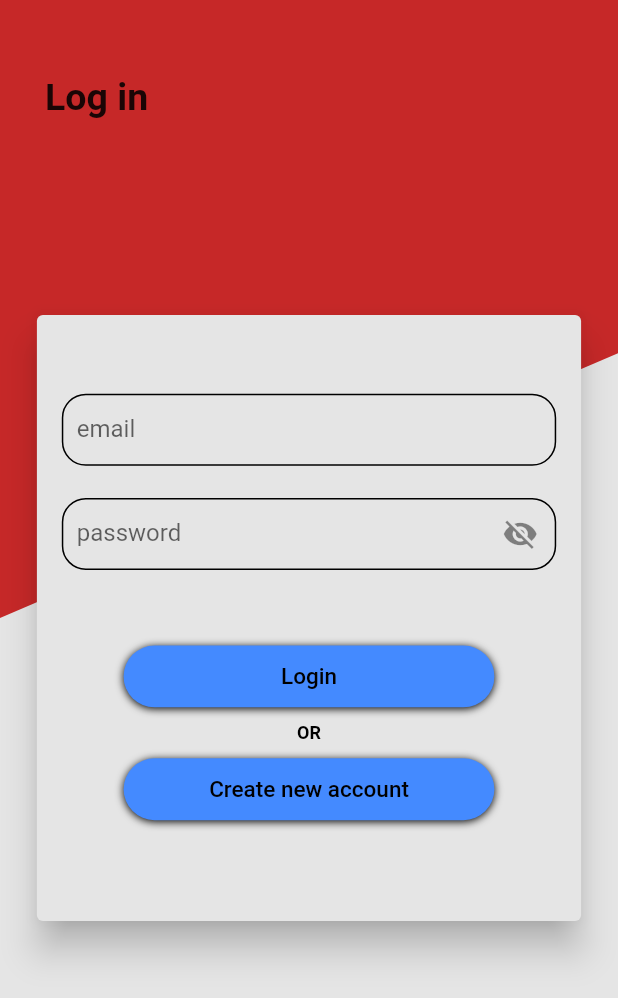
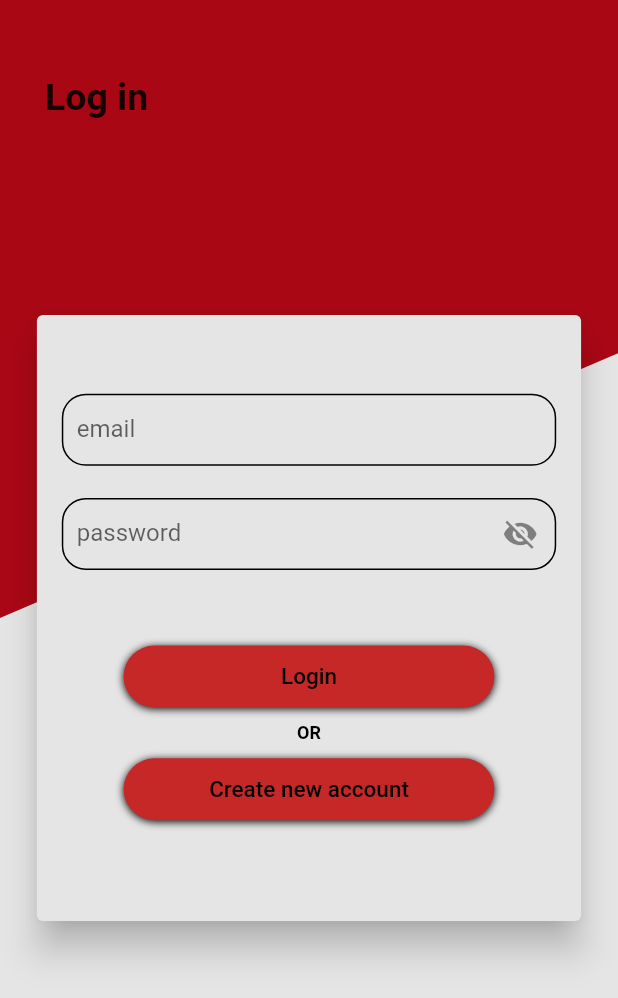
Before and after one commit to BillArgyros/chat-app-flutter, a Flutter app: the screen it shows after launch, on a phone screen of 412 x 824 dp. Shown: the top 998 px of the screen. Run offline on Flutter 3.47's test engine with Material 2 defaults, Android fonts, the phone set to English and light mode, and no system bars; our stand-ins replace cloud_firestore, firebase_auth, firebase_core, flutter_spinkit; accounts and stored records are empty.

Commit message:
Updated Version

```diff
--- a/lib/custom_paint.dart
+++ b/lib/custom_paint.dart
@@ -15,7 +15,7 @@ class Chevron extends CustomPainter {
   void paint(Canvas canvas, Size size) {
 
     final Paint paint = Paint()
-      ..color = Colors.red.shade800;
+      ..color = const Color.fromARGB(253, 170, 5, 19);
 
     Path path = Path();
     path.moveTo(0, 0);
--- a/lib/home_widgets/chat_list.dart
+++ b/lib/home_widgets/chat_list.dart
@@ -6,6 +6,7 @@ chatList(UserData activeUser, List<UserData> userList) {
   return ListView.builder(
     itemCount: activeUser.chatRooms.length,
     itemBuilder: (context, index) {
+      // find the user that shares the chat room with the current active user
       var userIndex = userList.indexWhere(
               (element) =>
           element.uid ==
@@ -17,7 +18,8 @@ chatList(UserData activeUser, List<UserData> userList) {
         child: Card(
           child: TextButton(
             onPressed: () {
-              //pass both the active user and the user that the chat room is being shared with
+              //pass both the active user and the user that the chat room is
+              // being shared with
               Navigator.push(
                 context,
                 MaterialPageRoute(
--- a/lib/home_widgets/search_button.dart
+++ b/lib/home_widgets/search_button.dart
@@ -1,6 +1,8 @@
 import 'package:flutter/material.dart';
 import '../screens/search_screen.dart';
 
+
+//a button that redirects the user to the search screen
 Widget searchButton(
     context, screenWidth, screenHeight, userList, activeUser) {
   return Container(
--- a/lib/loading.dart
+++ b/lib/loading.dart
@@ -5,10 +5,10 @@ class Loading extends StatelessWidget {
   @override
   Widget build(BuildContext context) {
     return Container(
-      color: Color.fromRGBO(229, 229, 229, 1),
-      child: const Center(
+      color: const Color.fromRGBO(229, 229, 229, 1),
+      child:  Center(
         child: SpinKitChasingDots(
-          color: Colors.blueAccent,
+          color: Colors.red.shade800,
           size: 50.0,
         ),
       ),
--- a/lib/models/user_model.dart
+++ b/lib/models/user_model.dart
@@ -1,18 +1,20 @@
-
-class UserModel{
+class UserModel {
   final String uid;
 
   UserModel({required this.uid});
 }
 
-class UserData{
+class UserData {
+  String uid;
+  String name;
+  String email;
+  String password;
+  List chatRooms;
 
-   String uid;
-   String name;
-   String email;
-   String password;
-   List chatRooms;
-
-   UserData({required this.email, required this.uid ,required this.password,required this.name, required this.chatRooms});
-
+  UserData(
+      {required this.email,
+      required this.uid,
+      required this.password,
+      required this.name,
+      required this.chatRooms});
 }
--- a/lib/screens/login_screen.dart
+++ b/lib/screens/login_screen.dart
@@ -25,17 +25,17 @@ class _LoginScreenState extends State<LoginScreen> {
     var screenHeight = MediaQuery.of(context).size.height;
     return MaterialApp(
       debugShowCheckedModeBanner: false,
-      home: !loading
-          ? Scaffold(
+      home:  Scaffold(
               resizeToAvoidBottomInset: false,
               backgroundColor: const Color.fromRGBO(229, 229, 229, 1),
               body: Stack(
                 children: [
                   CustomPaint(
-                    painter: Chevron(screenHeight: screenHeight, screenWidth: screenWidth),
+                    painter: Chevron(
+                        screenHeight: screenHeight, screenWidth: screenWidth),
                     child: SizedBox(
-                      width: screenWidth*1,
-                      height: screenHeight*0.5,
+                      width: screenWidth * 1,
+                      height: screenHeight * 0.5,
                     ),
                   ),
                   Padding(
@@ -53,18 +53,17 @@ class _LoginScreenState extends State<LoginScreen> {
                     child: SizedBox(
                       width: screenWidth * 0.9,
                       height: screenHeight * 0.5,
-                      child: _card(screenWidth,screenHeight),
+                      child:  _card(screenWidth, screenHeight),
                     ),
                   ),
                 ],
               ),
-            )
-          : Loading(),
+            ),
     );
   }
 
-  Widget _card(double screenWidth, double screenHeight){
-   return Card(
+  Widget _card(double screenWidth, double screenHeight) {
+   return !loading?  Card(
       color: const Color.fromRGBO(229, 229, 229, 1),
       elevation: 10,
       child: Column(
@@ -72,16 +71,15 @@ class _LoginScreenState extends State<LoginScreen> {
         children: [
           Padding(
             padding: const EdgeInsets.only(bottom: 10.0),
-            child: _textFieldEmail(
-                context, screenWidth, screenHeight),
+            child: _textFieldEmail(context, screenWidth, screenHeight),
           ),
-          _textFieldPassword(
-              context, screenWidth, screenHeight),
+          _textFieldPassword(context, screenWidth, screenHeight),
           SizedBox(
             width: screenWidth * 1,
             height: screenHeight * 0.02,
           ),
-          //if the user enters an invalid account the error is being updated and is being displayed
+          //if the user enters an invalid account the error is being updated
+          // and is being displayed
           Text(
             error,
             style: const TextStyle(color: Colors.red),
@@ -94,9 +92,7 @@ class _LoginScreenState extends State<LoginScreen> {
           const Text(
             'OR',
             style: TextStyle(
-                color: Colors.black,
-                fontSize: 12,
-                fontWeight: FontWeight.bold),
+                color: Colors.black, fontSize: 12, fontWeight: FontWeight.bold),
           ),
           _createAccButton(screenWidth, screenHeight),
           SizedBox(
@@ -105,7 +101,7 @@ class _LoginScreenState extends State<LoginScreen> {
           ),
         ],
       ),
-    );
+    ) : Loading();
   }
 
   Widget _textFieldEmail(
@@ -119,9 +115,9 @@ class _LoginScreenState extends State<LoginScreen> {
           height: screenHeight * 0.06,
           child: TextFormField(
             onChanged: (text) => email = text,
-            decoration: const InputDecoration(
+            decoration:  const InputDecoration(
               contentPadding:
-              EdgeInsets.symmetric(vertical: 10.0, horizontal: 10.0),
+                  EdgeInsets.symmetric(vertical: 10.0, horizontal: 10.0),
               enabledBorder: OutlineInputBorder(
                 borderRadius: BorderRadius.all(Radius.circular(16.0)),
               ),
@@ -156,8 +152,8 @@ class _LoginScreenState extends State<LoginScreen> {
                   child: visibility
                       ? const Icon(Icons.visibility)
                       : const Icon(
-                    Icons.visibility_off,
-                  ),
+                          Icons.visibility_off,
+                        ),
                 ),
                 contentPadding: const EdgeInsets.symmetric(
                     vertical: 10.0, horizontal: 10.0),
@@ -180,22 +176,26 @@ class _LoginScreenState extends State<LoginScreen> {
       padding: const EdgeInsets.only(top: 0, bottom: 10),
       child: Container(
         decoration: BoxDecoration(
-            color: Colors.blueAccent,
+            color: Colors.red.shade800,
             borderRadius: BorderRadius.circular(32),
             boxShadow: const [BoxShadow(blurRadius: 4, offset: Offset(0, 1))]),
         width: screenWidth * 0.6,
         height: screenHeight * 0.05,
         child: TextButton(
           onPressed: () async {
-            //every time the login button is being pressed the error message resets
+            //every time the login button is being pressed the error message
+            // resets
             setState(() {
               error = '';
+              loading=true;
             });
-            //when the log in button is pressed the app contacts firebase and looks for a user with these credentials
+            //when the log in button is pressed the app contacts firebase and
+            // looks for a user with these credentials
             await _authServices.signInWithEmailAndPassword(email, password);
             // if there is no user the error message changes
             setState(() {
               error = 'Wrong email or password';
+              loading=false;
             });
           },
           child: const FittedBox(
@@ -213,7 +213,7 @@ class _LoginScreenState extends State<LoginScreen> {
       padding: const EdgeInsets.only(top: 10),
       child: Container(
         decoration: BoxDecoration(
-            color: Colors.blueAccent,
+            color: Colors.red.shade800,
             borderRadius: BorderRadius.circular(32),
             boxShadow: const [BoxShadow(blurRadius: 4, offset: Offset(0, 1))]),
         width: screenWidth * 0.6,
--- a/lib/services/authentication.dart
+++ b/lib/services/authentication.dart
@@ -29,6 +29,7 @@ class AuthServices {
 
       return _userFromUserCredential(user);
     } catch (e) {
+      print(e.toString());
       return null;
     }
   }
```
Also changed, not shown: lib/screens/chat_room_screen.dart (+24 -7 lines), lib/screens/home_screen.dart (+21 -13 lines), lib/screens/search_screen.dart (+9 -1 lines), lib/screens/sign_up_screen.dart (+26 -14 lines).
